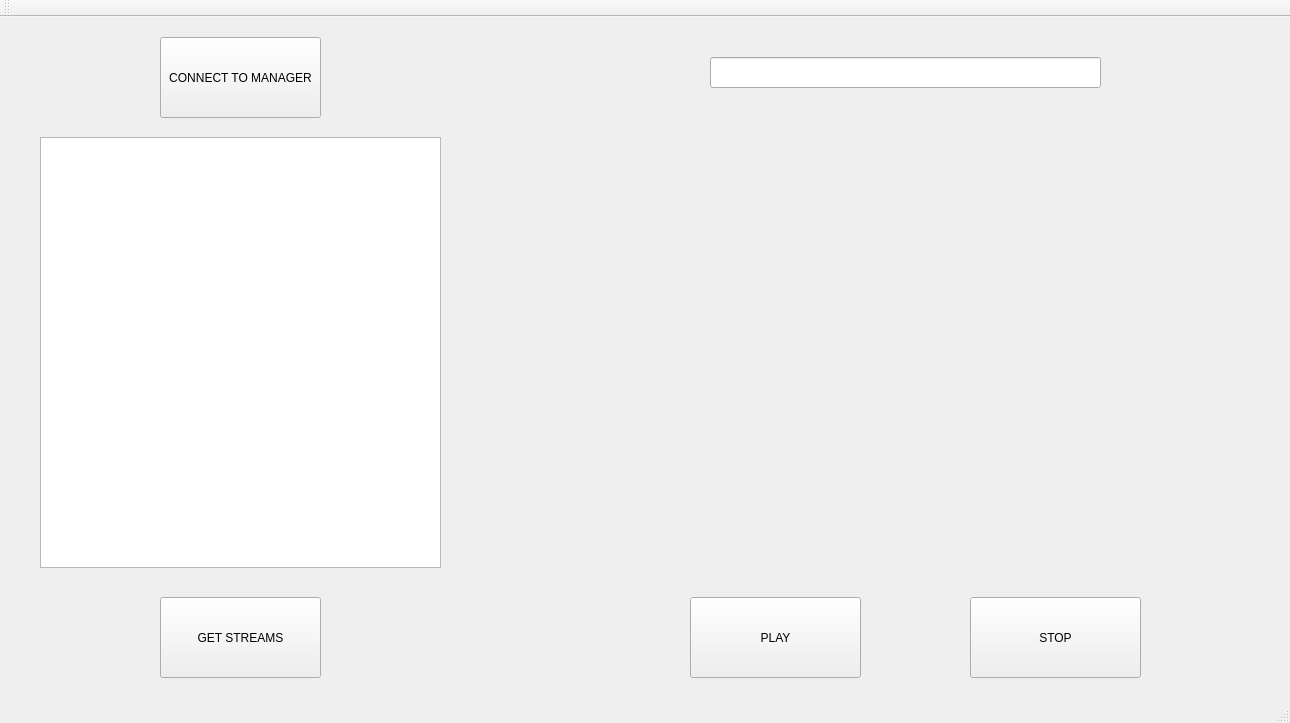
Qt form RtspClient/forms/mainwindow.ui (jovanSlavujevic96/MSc_RtspStreaming_Cpp) before a commit.
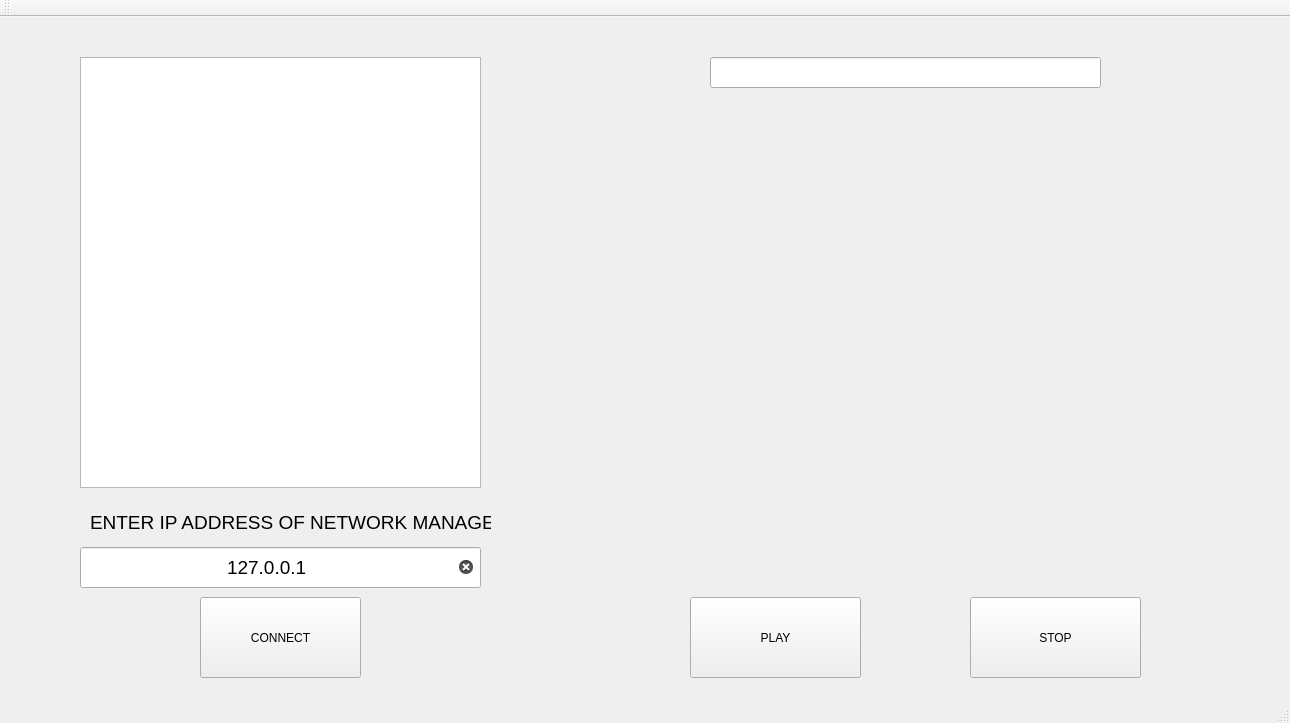
The same form after that commit.

Commit message: -Minor aestethic changes on RTSP Client App

The edit to the form file:
```diff
--- a/RtspClient/forms/mainwindow.ui
+++ b/RtspClient/forms/mainwindow.ui
@@ -53,24 +53,11 @@
      <string/>
     </property>
    </widget>
-   <widget class="QPushButton" name="get_streams_button">
-    <property name="geometry">
-     <rect>
-      <x>160</x>
-      <y>580</y>
-      <width>161</width>
-      <height>81</height>
-     </rect>
-    </property>
-    <property name="text">
-     <string>GET STREAMS</string>
-    </property>
-   </widget>
    <widget class="QListWidget" name="rtspStreams_listWidget">
     <property name="geometry">
      <rect>
-      <x>40</x>
-      <y>120</y>
+      <x>80</x>
+      <y>40</y>
       <width>401</width>
       <height>431</height>
      </rect>
@@ -85,14 +72,14 @@
    <widget class="QPushButton" name="connectToManager_button">
     <property name="geometry">
      <rect>
-      <x>160</x>
-      <y>20</y>
+      <x>200</x>
+      <y>580</y>
       <width>161</width>
       <height>81</height>
      </rect>
     </property>
     <property name="text">
-     <string>CONNECT TO MANAGER</string>
+     <string>CONNECT</string>
     </property>
    </widget>
    <widget class="QLineEdit" name="runningStream_lineEdit">
@@ -113,6 +100,63 @@
      <bool>true</bool>
     </property>
    </widget>
+   <widget class="QLineEdit" name="lineEdit">
+    <property name="geometry">
+     <rect>
+      <x>80</x>
+      <y>530</y>
+      <width>401</width>
+      <height>41</height>
+     </rect>
+    </property>
+    <property name="sizePolicy">
+     <sizepolicy hsizetype="Ignored" vsizetype="Fixed">
+      <horstretch>0</horstretch>
+      <verstretch>0</verstretch>
+     </sizepolicy>
+    </property>
+    <property name="font">
+     <font>
+      <family>MS Shell Dlg 2</family>
+      <pointsize>14</pointsize>
+      <weight>50</weight>
+      <bold>false</bold>
+      <kerning>true</kerning>
+     </font>
+    </property>
+    <property name="text">
+     <string>127.0.0.1</string>
+    </property>
+    <property name="alignment">
+     <set>Qt::AlignCenter</set>
+    </property>
+    <property name="dragEnabled">
+     <bool>true</bool>
+    </property>
+    <property name="clearButtonEnabled">
+     <bool>true</bool>
+    </property>
+   </widget>
+   <widget class="QLabel" name="textlabel">
+    <property name="geometry">
+     <rect>
+      <x>90</x>
+      <y>490</y>
+      <width>401</width>
+      <height>31</height>
+     </rect>
+    </property>
+    <property name="font">
+     <font>
+      <pointsize>14</pointsize>
+      <weight>50</weight>
+      <bold>false</bold>
+     </font>
+    </property>
+    <property name="text">
+     <string>ENTER IP ADDRESS OF NETWORK MANAGER</string>
+    </property>
+   </widget>
   </widget>
   <widget class="QMenuBar" name="menuBar">
    <property name="geometry">
```
The commit also changes 2 other files.
